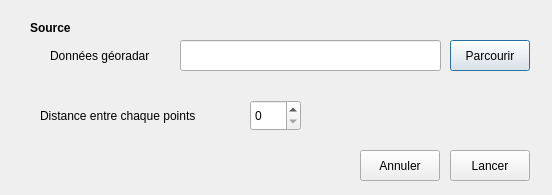
RonanTellus/TellusPlugin, file UI_tellus_processing_dialog_base.ui: the form before one commit.
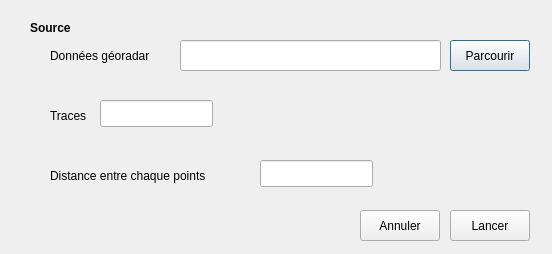
The form after the commit.

Commit message: Améliorations lancement, paramètres et interface

The edit to the form file:
```diff
--- a/UI_tellus_processing_dialog_base.ui
+++ b/UI_tellus_processing_dialog_base.ui
@@ -7,7 +7,7 @@
     <x>0</x>
     <y>0</y>
     <width>552</width>
-    <height>195</height>
+    <height>254</height>
    </rect>
   </property>
   <property name="windowTitle">
@@ -22,27 +22,27 @@
      <height>51</height>
     </rect>
    </property>
-   <widget class="QSpinBox" name="sbParamDistance">
+   <widget class="QLabel" name="lblNbTraces">
     <property name="geometry">
      <rect>
-      <x>230</x>
+      <x>30</x>
       <y>10</y>
-      <width>51</width>
-      <height>31</height>
-     </rect>
-    </property>
-   </widget>
-   <widget class="QLabel" name="lblDistPoints">
-    <property name="geometry">
-     <rect>
-      <x>20</x>
-      <y>10</y>
-      <width>221</width>
+      <width>61</width>
       <height>31</height>
      </rect>
     </property>
     <property name="text">
-     <string>Distance entre chaque points</string>
+     <string>Traces</string>
+    </property>
+   </widget>
+   <widget class="QLineEdit" name="sbParamTraces">
+    <property name="geometry">
+     <rect>
+      <x>80</x>
+      <y>10</y>
+      <width>113</width>
+      <height>27</height>
+     </rect>
     </property>
    </widget>
   </widget>
@@ -109,7 +109,7 @@
    <property name="geometry">
     <rect>
      <x>450</x>
-     <y>150</y>
+     <y>210</y>
      <width>80</width>
      <height>31</height>
     </rect>
@@ -122,7 +122,7 @@
    <property name="geometry">
     <rect>
      <x>360</x>
-     <y>150</y>
+     <y>210</y>
      <width>80</width>
      <height>31</height>
     </rect>
@@ -131,6 +131,39 @@
     <string>Annuler</string>
    </property>
   </widget>
+  <widget class="QWidget" name="widget" native="true">
+   <property name="geometry">
+    <rect>
+     <x>20</x>
+     <y>150</y>
+     <width>511</width>
+     <height>51</height>
+    </rect>
+   </property>
+   <widget class="QLabel" name="lblDistance">
+    <property name="geometry">
+     <rect>
+      <x>30</x>
+      <y>10</y>
+      <width>221</width>
+      <height>31</height>
+     </rect>
+    </property>
+    <property name="text">
+     <string>Distance entre chaque points</string>
+    </property>
+   </widget>
+   <widget class="QLineEdit" name="sbParamDistance">
+    <property name="geometry">
+     <rect>
+      <x>240</x>
+      <y>10</y>
+      <width>113</width>
+      <height>27</height>
+     </rect>
+    </property>
+   </widget>
+  </widget>
  </widget>
  <resources/>
  <connections/>
```
The commit also changes 5 other files.
